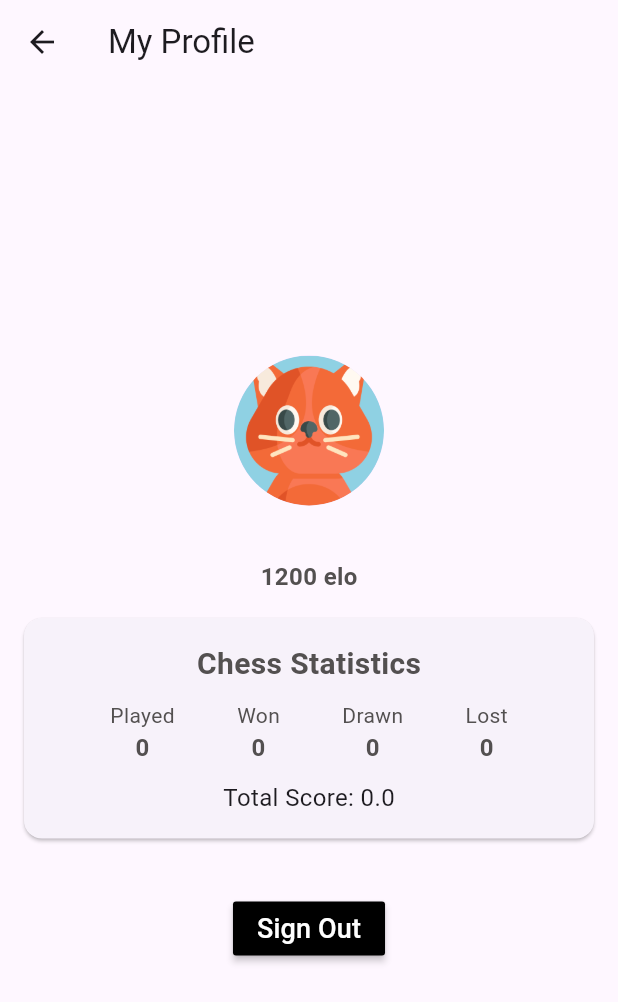
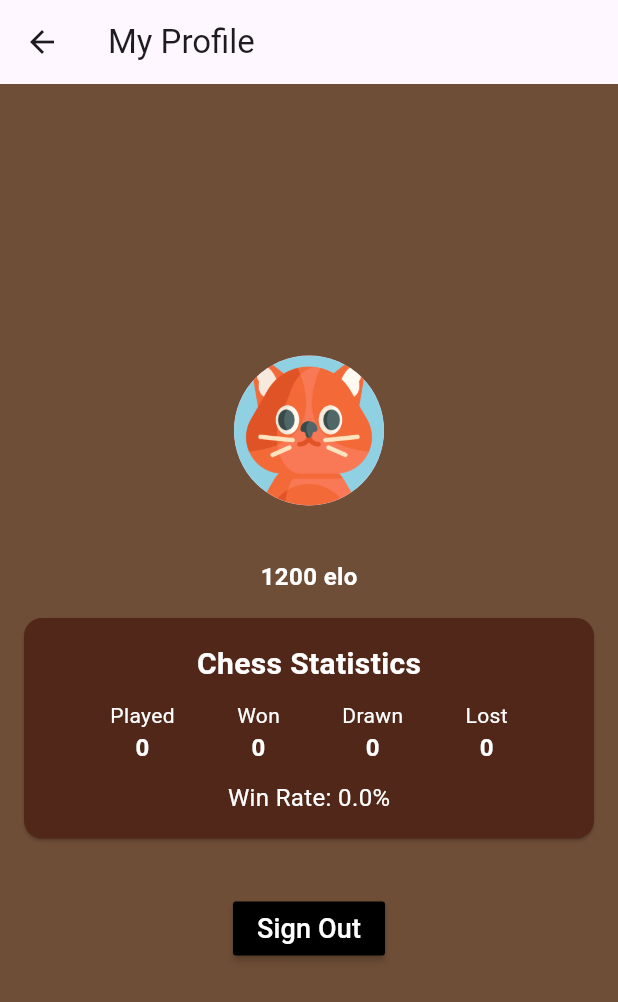
Before and after one commit to xufr5h/Chess-Game, a Flutter app: the MyProfile screen opened directly, on a phone screen of 412 x 824 dp. Shown: the top 1002 px of the screen. Run offline on Flutter 3.47's test engine with Material 3 defaults, Android fonts, the phone set to English and light mode, and no system bars; our stand-ins replace cloud_firestore, firebase_auth, firebase_core, google_sign_in; accounts and stored records are empty; generated files the repository leaves out were written again.

Commit message:
fixed the winrate problem and designed the UI

```diff
--- a/lib/helper/user_score.dart
+++ b/lib/helper/user_score.dart
@@ -48,6 +48,7 @@ class UserScore extends ChangeNotifier{
     _gamesWon = 0;
     _gamesLost = 0;
     _gamesDrawn = 0;
+    _rating = 1200;
     notifyListeners();
   }
 
--- a/lib/profile.dart
+++ b/lib/profile.dart
@@ -54,7 +54,7 @@ class _MyProfileState extends State<MyProfile> {
           label,
           style: const TextStyle(
             fontSize: 14,
-            color: Color.fromARGB(255, 83, 80, 80),
+            color: Color.fromARGB(255, 255, 255, 255),
           ),
         ),
         Text(
@@ -62,7 +62,7 @@ class _MyProfileState extends State<MyProfile> {
           style: const TextStyle(
             fontSize: 16,
             fontWeight: FontWeight.bold,
-            color: Color.fromARGB(255, 83, 80, 80),
+            color: Color.fromARGB(255, 255, 255, 255),
           ),
         )
       ],
@@ -72,6 +72,7 @@ class _MyProfileState extends State<MyProfile> {
   @override
   Widget build(BuildContext context) {
     return Scaffold(
+      backgroundColor: const Color.fromARGB(255, 111, 78, 55),
       appBar: AppBar(
         title: const Text(
           'My Profile',
@@ -93,7 +94,7 @@ class _MyProfileState extends State<MyProfile> {
               textAlign: TextAlign.center,
               style: TextStyle(
                 fontSize: 18,
-                color: const Color.fromARGB(255, 83, 80, 80)
+                color: const Color.fromARGB(255, 255, 255, 255)
               ),
             ),
             // DISPLAY ELO RATING
@@ -103,11 +104,12 @@ class _MyProfileState extends State<MyProfile> {
               style: const TextStyle(
                 fontSize: 16,
                 fontWeight: FontWeight.bold,
-                color: Color.fromARGB(255, 83, 80, 80)
+                color: Color.fromARGB(255, 255, 255, 255)
               ),
             ),
             // statistics card
             Card(
+              color: const Color.fromARGB(255, 81, 39, 25),
               margin: const EdgeInsets.all(16),
               child: Padding(
                 padding: const EdgeInsets.all(16),
@@ -118,7 +120,7 @@ class _MyProfileState extends State<MyProfile> {
                       style: TextStyle(
                         fontSize: 20,
                         fontWeight: FontWeight.bold,
-                        color:  Color.fromARGB(255, 83, 80, 80)
+                        color:  Color.fromARGB(255, 255, 255, 255)
                       ),
                     ),
                     const SizedBox(height: 10),
@@ -136,9 +138,10 @@ class _MyProfileState extends State<MyProfile> {
                     const SizedBox(height: 10),
                     // total score
                     Text(
-                      'Total Score: ${context.watch<UserScore>().score}',
+                      'Win Rate: ${context.watch<UserScore>().winRate.toStringAsFixed(1)}%',
                       style: const TextStyle(
                         fontSize: 16,
+                        color: Color.fromARGB(255, 255, 255, 255),
                       ),
                     )
                   ],
```
